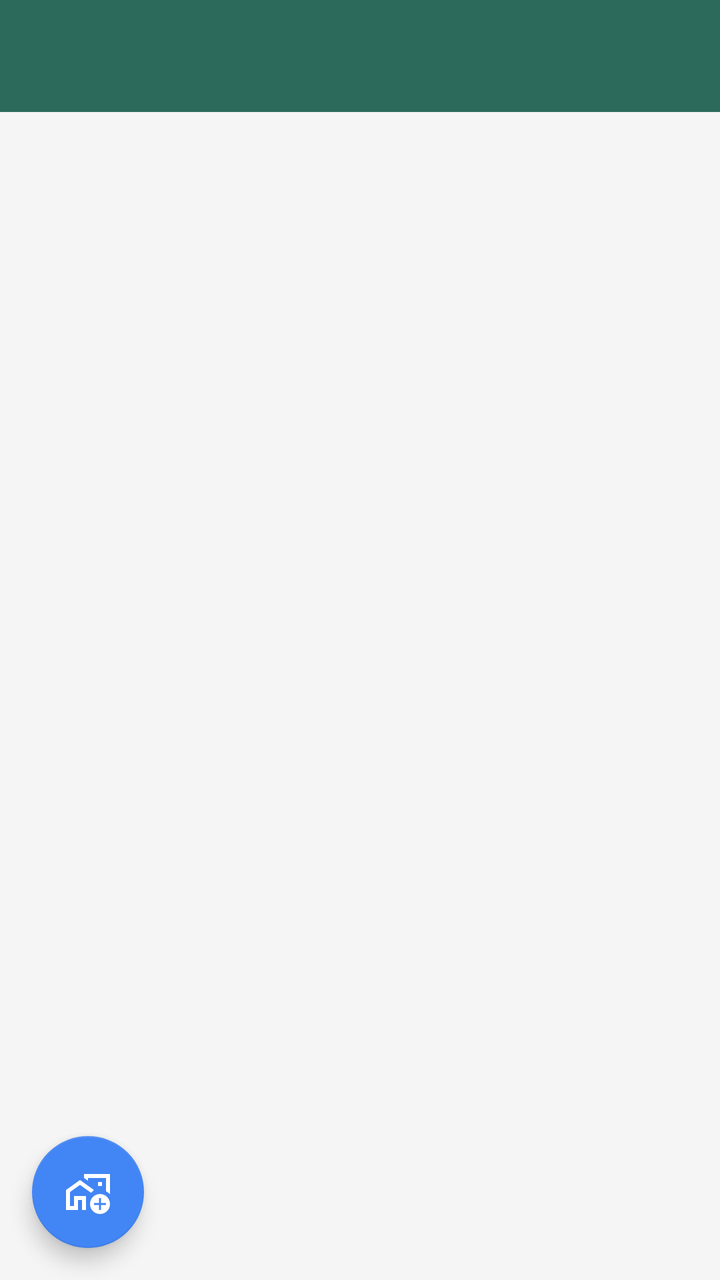
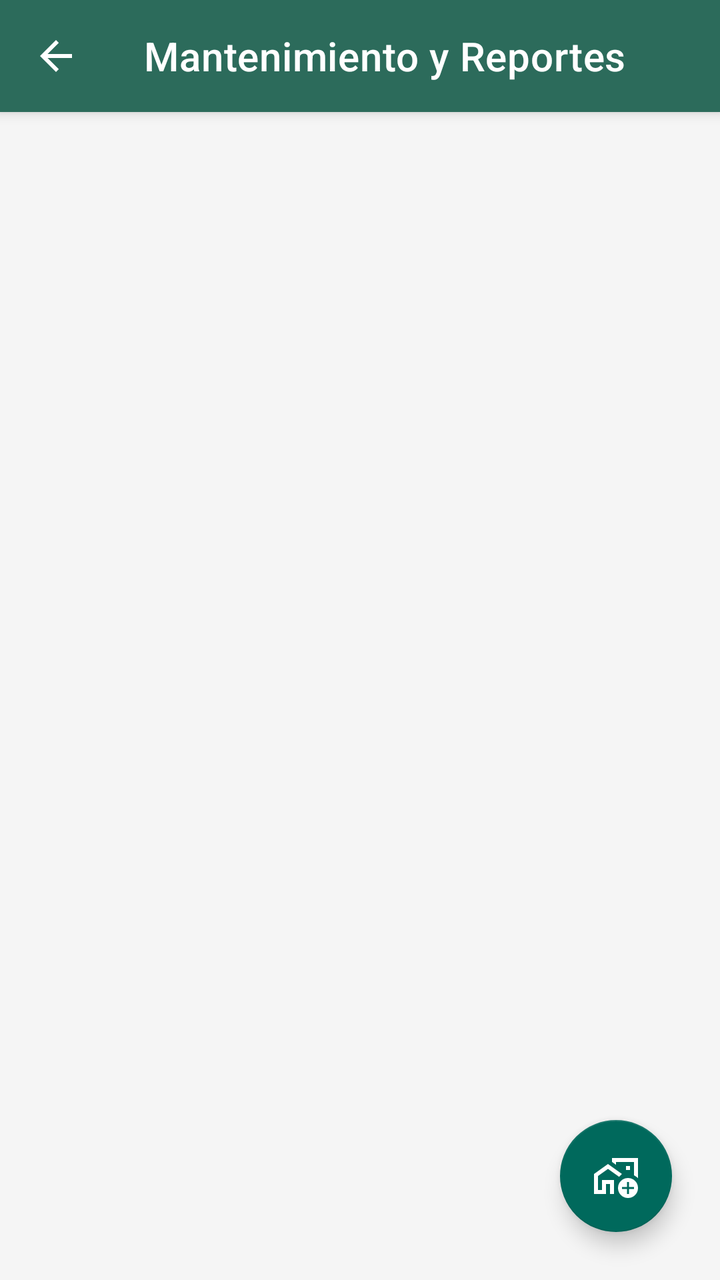

Two renders of the same Android screen: before a commit and after it. Below are the layout's source before the change and the commit's diff.
<!-- AndroidManifest.xml: application theme Theme.GESDEP -->
<!-- res/layout/activity_maintenance.xml -->
<?xml version="1.0" encoding="utf-8"?>
<LinearLayout xmlns:android="http://schemas.android.com/apk/res/android"
    xmlns:app="http://schemas.android.com/apk/res-auto"
    android:orientation="vertical"
    android:layout_width="match_parent"
    android:layout_height="match_parent">

    <com.google.android.material.appbar.MaterialToolbar
        android:id="@+id/topAppBarMaintenance"
        android:layout_width="match_parent"
        android:layout_height="wrap_content"
        android:title="Mantenimiento"
        android:background="?attr/colorPrimary"
        android:theme="@style/ThemeOverlay.Material3.Dark.ActionBar" />

    <androidx.recyclerview.widget.RecyclerView
        android:id="@+id/rvReports"
        android:layout_width="match_parent"
        android:layout_height="0dp"
        android:layout_weight="1" />

    <com.google.android.material.floatingactionbutton.FloatingActionButton
        android:id="@+id/fabAddReport"
        android:layout_width="wrap_content"
        android:layout_height="wrap_content"
        android:layout_margin="16dp"
        android:contentDescription="Agregar reporte"
        android:src="@drawable/ic_tools" />
</LinearLayout>
<!-- resources referenced by this layout -->
<resources>
  <!-- drawable ic_tools (drawable) -->
  <vector xmlns:android="http://schemas.android.com/apk/res/android" android:height="24dp" android:tint="#000000" android:viewportHeight="960" android:viewportWidth="960" android:width="24dp">
        
      <path android:fillColor="@android:color/white" android:pathData="M200,760L200,560L320,560L440,560L440,760Q440,760 440,760Q440,760 440,760Q440,760 440,760Q440,760 440,760L440,760L440,560L200,560L200,760ZM680,400L680,400Q680,400 680,400Q680,400 680,400Q680,400 680,400Q680,400 680,400L680,400L680,400L680,400ZM40,840L40,440L320,240L600,440L600,440Q586,454 571.5,468.5Q557,483 543,497L543,497L320,338L120,480L120,760L200,760L200,560L440,560L440,760L440,760Q440,781 440,801Q440,821 440,840L360,840L360,640L280,640L280,840L40,840ZM920,120L920,525Q903,507 883,492.5Q863,478 840,467L840,200L480,200L480,256L400,198L400,120L920,120ZM680,360L760,360L760,280L680,280L680,360ZM720,920Q637,920 578.5,861.5Q520,803 520,720Q520,637 578.5,578.5Q637,520 720,520Q803,520 861.5,578.5Q920,637 920,720Q920,803 861.5,861.5Q803,920 720,920ZM700,840L740,840L740,740L840,740L840,700L740,700L740,600L700,600L700,700L600,700L600,740L700,740L700,840Z"/>
      
  </vector>
  <style name="Theme.GESDEP" parent="Theme.MaterialComponents.DayNight.NoActionBar">
          
          <item name="colorPrimary">@color/green_primary</item>
          <item name="colorPrimaryVariant">@color/green_dark</item>
          <item name="colorOnPrimary">@color/white</item>
  
          
          <item name="colorSecondary">@color/blue_button</item>
          <item name="colorSecondaryVariant">@color/blue_button</item>
          <item name="colorOnSecondary">@color/white</item>
  
          
          <item name="android:statusBarColor">@color/green_primary</item>
  
          
          <item name="android:windowBackground">@color/gray_light</item>
      </style>
  <color name="green_primary">#2C6B5B</color>
  <color name="green_dark">#1E4D40</color>
  <color name="white">#FFFFFF</color>
  <color name="blue_button">#4285F4</color>
  <color name="gray_light">#F5F5F5</color>
</resources>

<!-- the commit's change to res/layout/activity_maintenance.xml (unified diff, before → after) -->
@@ -1,29 +1,85 @@
 <?xml version="1.0" encoding="utf-8"?>
-<LinearLayout xmlns:android="http://schemas.android.com/apk/res/android"
+<androidx.coordinatorlayout.widget.CoordinatorLayout
+    xmlns:android="http://schemas.android.com/apk/res/android"
     xmlns:app="http://schemas.android.com/apk/res-auto"
-    android:orientation="vertical"
+    xmlns:tools="http://schemas.android.com/tools"
     android:layout_width="match_parent"
-    android:layout_height="match_parent">
+    android:layout_height="match_parent"
+    android:background="@color/gray_light">
 
-    <com.google.android.material.appbar.MaterialToolbar
-        android:id="@+id/topAppBarMaintenance"
+    <com.google.android.material.appbar.AppBarLayout
         android:layout_width="match_parent"
         android:layout_height="wrap_content"
-        android:title="Mantenimiento"
-        android:background="?attr/colorPrimary"
-        android:theme="@style/ThemeOverlay.Material3.Dark.ActionBar" />
+        android:theme="@style/ThemeOverlay.MaterialComponents.Dark.ActionBar">
+
+        <com.google.android.material.appbar.MaterialToolbar
+            android:id="@+id/topAppBarMaintenance"
+            android:layout_width="match_parent"
+            android:layout_height="?attr/actionBarSize"
+            android:background="@color/green_primary"
+            app:title="Mantenimiento y Reportes"
+            app:titleTextColor="@color/white"
+            app:navigationIcon="@drawable/abc_ic_ab_back_material"
+            app:navigationIconTint="@color/white"/>
+    </com.google.android.material.appbar.AppBarLayout>
 
     <androidx.recyclerview.widget.RecyclerView
         android:id="@+id/rvReports"
         android:layout_width="match_parent"
-        android:layout_height="0dp"
-        android:layout_weight="1" />
+        android:layout_height="match_parent"
+        app:layout_behavior="@string/appbar_scrolling_view_behavior"
+        android:padding="16dp"
+        android:clipToPadding="false"
+        tools:listitem="@layout/support_simple_spinner_dropdown_item"/>
+
+    <LinearLayout
+        android:id="@+id/emptyState"
+        android:layout_width="wrap_content"
+        android:layout_height="wrap_content"
+        android:layout_gravity="center"
+        android:orientation="vertical"
+        android:gravity="center"
+        android:visibility="gone"
+        tools:visibility="visible">
+
+        <ImageView
+            android:layout_width="80dp"
+            android:layout_height="80dp"
+            android:src="@drawable/ic_tools"
+            app:tint="@color/gray_text"
+            android:alpha="0.5"
+            android:layout_marginBottom="16dp"
+            tools:ignore="ContentDescription" />
+
+        <TextView
+            android:layout_width="wrap_content"
+            android:layout_height="wrap_content"
+            android:text="Sin reportes activos"
+            android:textSize="20sp"
+            android:textStyle="bold"
+            android:textColor="@color/teal_maintenance"
+            android:layout_marginBottom="8dp"/>
+
+        <TextView
+            android:layout_width="wrap_content"
+            android:layout_height="wrap_content"
+            android:text="Las instalaciones funcionan correctamente."
+            android:textSize="14sp"
+            android:textColor="@color/gray_text"
+            android:gravity="center"/>
+    </LinearLayout>
 
     <com.google.android.material.floatingactionbutton.FloatingActionButton
         android:id="@+id/fabAddReport"
         android:layout_width="wrap_content"
         android:layout_height="wrap_content"
-        android:layout_margin="16dp"
-        android:contentDescription="Agregar reporte"
-        android:src="@drawable/ic_tools" />
-</LinearLayout>
+        android:layout_gravity="bottom|end"
+        android:layout_margin="24dp"
+        android:contentDescription="Crear nuevo reporte"
+        android:src="@drawable/ic_tools"
+        app:tint="@color/white"
+        app:backgroundTint="@color/teal_maintenance"
+        app:elevation="6dp"
+        app:pressedTranslationZ="12dp"/>
+
+</androidx.coordinatorlayout.widget.CoordinatorLayout>
<!-- resource entries referenced after the edit -->
@@ -7,26 +7,24 @@
       
   </vector>
   <style name="Theme.GESDEP" parent="Theme.MaterialComponents.DayNight.NoActionBar">
-          
           <item name="colorPrimary">@color/green_primary</item>
           <item name="colorPrimaryVariant">@color/green_dark</item>
           <item name="colorOnPrimary">@color/white</item>
   
-          
           <item name="colorSecondary">@color/blue_button</item>
           <item name="colorSecondaryVariant">@color/blue_button</item>
           <item name="colorOnSecondary">@color/white</item>
   
-          
           <item name="android:statusBarColor">@color/green_primary</item>
   
-          
           <item name="android:windowBackground">@color/gray_light</item>
       </style>
   <color name="green_primary">#2C6B5B</color>
+  <color name="teal_maintenance">#00695C</color>
   <color name="green_dark">#1E4D40</color>
   <color name="white">#FFFFFF</color>
   <color name="blue_button">#4285F4</color>
   <color name="gray_light">#F5F5F5</color>
+  <color name="gray_text">#666666</color>
 </resources>
 
